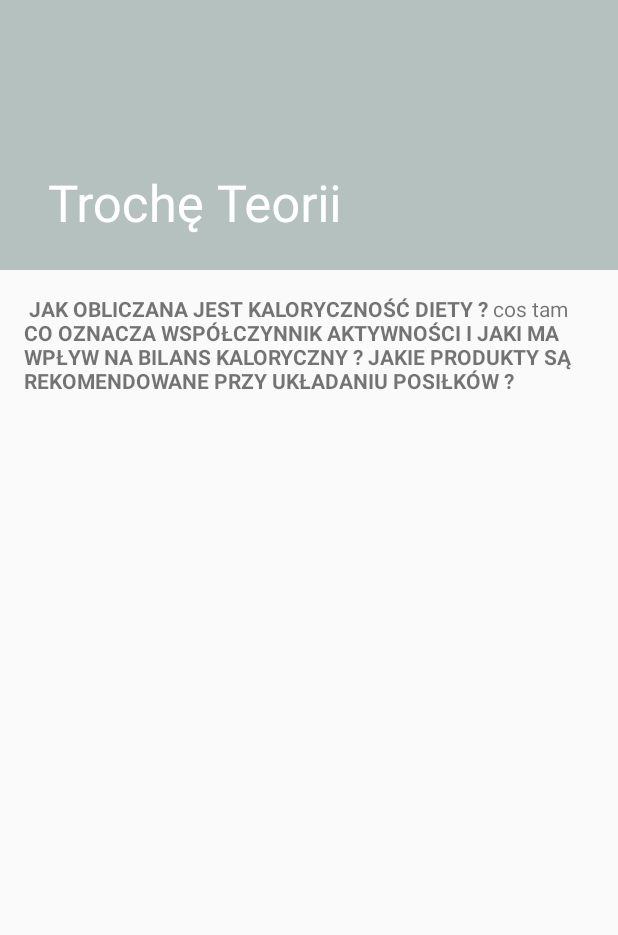
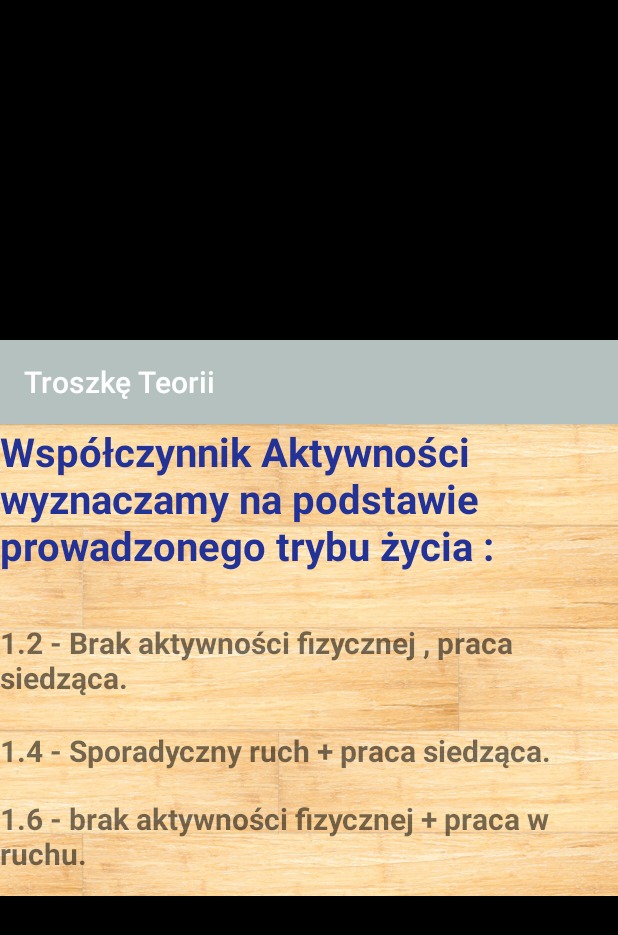
Before and after one commit to Frehon/MyPersonalTrainerApplication, an Android app: the info_controller screen opened directly, with no data from a screen before it, on a phone screen of 412 x 824 dp. Shown: the top 935 px of the screen. Run offline under Robolectric (Android 15) with nearby library versions, the phone set to English and light mode, and no system bars.

Commit message:
added Info Activity

```diff
--- a/app/src/main/java/pl/edu/pwr/a200184student/my_personal_trainer/controller/info_controller.java
+++ b/app/src/main/java/pl/edu/pwr/a200184student/my_personal_trainer/controller/info_controller.java
@@ -1,20 +1,26 @@
 package pl.edu.pwr.a200184student.my_personal_trainer.controller;
 
 import android.os.Bundle;
+import android.support.design.widget.FloatingActionButton;
+import android.support.design.widget.Snackbar;
 import android.support.v7.app.AppCompatActivity;
 import android.support.v7.widget.Toolbar;
+import android.util.DisplayMetrics;
+import android.view.View;
 
 import pl.edu.pwr.a200184student.my_personal_trainer.R;
 
-
 public class info_controller extends AppCompatActivity {
-
 
     @Override
     protected void onCreate(Bundle savedInstanceState) {
         super.onCreate(savedInstanceState);
         setContentView(R.layout.info_view);
-        Toolbar toolbar = (Toolbar) findViewById(R.id.toolbar);
-        setSupportActionBar(toolbar);
+        DisplayMetrics dm = new DisplayMetrics();
+        getWindowManager().getDefaultDisplay().getMetrics(dm);
+        int width = dm.widthPixels;
+        int height = dm.heightPixels;
+        getWindow().setLayout((width) , (int)(height*0.45));
     }
+
 }
--- a/app/src/main/java/pl/edu/pwr/a200184student/my_personal_trainer/controller/main_panel_controller.java
+++ b/app/src/main/java/pl/edu/pwr/a200184student/my_personal_trainer/controller/main_panel_controller.java
@@ -18,8 +18,6 @@ import pl.edu.pwr.a200184student.my_personal_trainer.R;
 public class main_panel_controller extends AppCompatActivity
         implements NavigationView.OnNavigationItemSelectedListener {
 
-
-    String test = "test";
 
     @Override
     protected void onCreate(Bundle savedInstanceState) {
--- a/app/src/main/java/pl/edu/pwr/a200184student/my_personal_trainer/controller/registry_controller.java
+++ b/app/src/main/java/pl/edu/pwr/a200184student/my_personal_trainer/controller/registry_controller.java
@@ -127,7 +127,7 @@ public class registry_controller extends AppCompatActivity implements AdapterVie
     }
     //  shall flow user data after clicking confirm button.
     public void gather_user_data(View view) {
-
+/*
         String user_first_name = first_name_edit_text.getText().toString();
         String user_last_name = last_name_edit_text.getText().toString();
         String user_email_adress = email_edit_text.getText().toString();
@@ -160,10 +160,11 @@ public class registry_controller extends AppCompatActivity implements AdapterVie
                                     Toast.makeText(getApplicationContext(), "Hasła nie są identyczne , bądź nie spełniają wymagań 8 znaków w tym minimum jednej cyfry! ", Toast.LENGTH_LONG).show();
                                 } else {
                                     newUserData.put("PasswordHash" , String.valueOf(user_password.hashCode()));
-
+*/
                                     Intent intent = new Intent(this, registry_detail_controller.class);
                                     intent.putExtra("map", newUserData);
                                     startActivity(intent);
+        /*
                                 }
                             }
                         }
@@ -171,5 +172,6 @@ public class registry_controller extends AppCompatActivity implements AdapterVie
                 }
             }
         }
+        */
     }
 }
--- a/app/src/main/java/pl/edu/pwr/a200184student/my_personal_trainer/controller/registry_detail_controller.java
+++ b/app/src/main/java/pl/edu/pwr/a200184student/my_personal_trainer/controller/registry_detail_controller.java
@@ -5,14 +5,20 @@ import android.graphics.Color;
 import android.graphics.Typeface;
 import android.support.v7.app.AppCompatActivity;
 import android.os.Bundle;
+import android.text.Layout;
 import android.view.Gravity;
+import android.view.LayoutInflater;
+import android.view.MotionEvent;
 import android.view.View;
+import android.view.ViewGroup;
 import android.widget.AdapterView;
 import android.widget.ArrayAdapter;
 import android.widget.Button;
 import android.widget.CheckBox;
 import android.widget.CompoundButton;
+import android.widget.LinearLayout;
 import android.widget.NumberPicker;
+import android.widget.PopupWindow;
 import android.widget.Spinner;
 import android.widget.TextView;
 import android.widget.Toast;
@@ -27,16 +33,18 @@ import pl.edu.pwr.a200184student.my_personal_trainer.R;
 public class registry_detail_controller extends AppCompatActivity implements AdapterView.OnItemSelectedListener {
 
     private HashMap<String,String> newUserData;
-    public NumberPicker weightNumberPicker;
-    public NumberPicker heightNumberPicker;
-    public TextView weightTextView;
-    public TextView heightTextView;
-    public CheckBox balanceGoalCheckBox;
-    public CheckBox massCheckBox;
-    public CheckBox lossCheckBox;
-    public Spinner activityFactorSpinner;
-    public Button finishRegistrationButton;
-    public Button infoButton;
+    private NumberPicker weightNumberPicker;
+    private NumberPicker heightNumberPicker;
+    private TextView weightTextView;
+    private TextView heightTextView;
+    private CheckBox balanceGoalCheckBox;
+    private CheckBox massCheckBox;
+    private CheckBox lossCheckBox;
+    private Spinner activityFactorSpinner;
+    private Button finishRegistrationButton;
+    private Button infoButton;
+
+
 
     @Override
     protected void onCreate(Bundle savedInstanceState) {
@@ -49,6 +57,7 @@ public class registry_detail_controller extends AppCompatActivity implements Ada
         preparePickers();
         prepareGoalCheckBoxes();
         prepareActivityFactorSpinner();
+        preparePopUpInfoView();
     }
 
     private void initializeFields() {
@@ -118,7 +127,6 @@ public class registry_detail_controller extends AppCompatActivity implements Ada
         activityFactorSpinner.setOnItemSelectedListener(this);
         // spinner drop down list
         ArrayList<String> factorValues = new ArrayList<String>();
-        factorValues.add("1.0");
         factorValues.add("1.2");
         factorValues.add("1.4");
         factorValues.add("1.6");
@@ -147,10 +155,15 @@ public class registry_detail_controller extends AppCompatActivity implements Ada
     }
 
 
-    public void moveToInfoActivity(View view){
-        Intent intent = new Intent(this, info_controller.class);
-        startActivity(intent);
+    public void preparePopUpInfoView(){
+        infoButton.setOnClickListener(new View.OnClickListener() {
+            @Override
+            public void onClick(View v) {
+                startActivity(new Intent(registry_detail_controller.this , info_controller.class));
+            }
+        });
     }
+
 
     public void collectDataAndFinishRegistration(View view) {
         newUserData.put("Weight" , String.valueOf(weightNumberPicker.getValue()));
--- a/app/src/main/res/layout/content_info_view.xml
+++ /dev/null
@@ -1,17 +0,0 @@
-<?xml version="1.0" encoding="utf-8"?>
-<android.support.v4.widget.NestedScrollView xmlns:android="http://schemas.android.com/apk/res/android"
-    xmlns:app="http://schemas.android.com/apk/res-auto"
-    xmlns:tools="http://schemas.android.com/tools"
-    android:layout_width="match_parent"
-    android:layout_height="match_parent"
-    app:layout_behavior="@string/appbar_scrolling_view_behavior"
-    tools:context="pl.edu.pwr.a200184student.my_personal_trainer.controller.info_controller"
-    tools:showIn="@layout/info_view">
-
-    <TextView
-        android:layout_width="wrap_content"
-        android:layout_height="wrap_content"
-        android:layout_margin="@dimen/text_margin"
-        android:text="@string/info_text" />
-
-</android.support.v4.widget.NestedScrollView>
--- a/app/src/main/res/layout/info_view.xml
+++ b/app/src/main/res/layout/info_view.xml
@@ -1,38 +1,79 @@
 <?xml version="1.0" encoding="utf-8"?>
-<android.support.design.widget.CoordinatorLayout xmlns:android="http://schemas.android.com/apk/res/android"
-    xmlns:app="http://schemas.android.com/apk/res-auto"
+
+<RelativeLayout xmlns:android="http://schemas.android.com/apk/res/android"
     xmlns:tools="http://schemas.android.com/tools"
+    android:id="@+id/registry_detail_view"
     android:layout_width="match_parent"
     android:layout_height="match_parent"
-    android:fitsSystemWindows="true"
-    tools:context="pl.edu.pwr.a200184student.my_personal_trainer.controller.info_controller">
+    android:background="@drawable/drewno2"
+    tools:context="pl.edu.pwr.a200184student.my_personal_trainer.controller.registry_detail_controller"
+    android:weightSum="1">
 
-    <android.support.design.widget.AppBarLayout
-        android:id="@+id/app_bar"
-        android:layout_width="match_parent"
-        android:layout_height="@dimen/app_bar_height"
-        android:fitsSystemWindows="true"
-        android:theme="@style/AppTheme.AppBarOverlay">
+    <TextView
+        android:text="1.2 - Brak aktywności fizycznej , praca siedząca."
+        android:textStyle="bold"
+        android:textSize="30px"
+        android:layout_width="wrap_content"
+        android:layout_height="wrap_content"
+        android:id="@+id/FirstOptionTextView"
+        android:layout_marginTop="33dp"
+        android:layout_below="@+id/TitleTextView"
+        android:layout_alignParentStart="true" />
 
-        <android.support.design.widget.CollapsingToolbarLayout
-            android:id="@+id/toolbar_layout"
-            android:layout_width="match_parent"
-            android:layout_height="match_parent"
-            android:fitsSystemWindows="true"
-            app:contentScrim="?attr/colorPrimary"
-            app:layout_scrollFlags="scroll|exitUntilCollapsed"
-            app:statusBarScrim="?attr/colorButtonNormal">
+    <TextView
+        android:text="Współczynnik Aktywności wyznaczamy na podstawie prowadzonego trybu życia :"
+        android:textSize="40px"
+        android:textStyle="bold"
+        android:textColor="#233296"
+        android:layout_width="wrap_content"
+        android:layout_height="wrap_content"
+        android:id="@+id/TitleTextView"
+        android:layout_alignParentTop="true"
+        android:layout_alignParentStart="true" />
 
-            <android.support.v7.widget.Toolbar
-                android:id="@+id/toolbar"
-                android:layout_width="match_parent"
-                android:layout_height="?attr/actionBarSize"
-                app:layout_collapseMode="pin"
-                app:popupTheme="@style/AppTheme.PopupOverlay" />
+    <TextView
+        android:text="1.8 - Regularne ćwiczenia + praca siedząca."
+        android:textStyle="bold"
+        android:textSize="30px"
+        android:layout_width="wrap_content"
+        android:layout_height="wrap_content"
+        android:id="@+id/FourthOptionTextView"
+        android:layout_below="@+id/ThirdOptionTextView"
+        android:layout_alignParentStart="true"
+        android:layout_marginTop="21dp" />
 
-        </android.support.design.widget.CollapsingToolbarLayout>
-    </android.support.design.widget.AppBarLayout>
+    <TextView
+        android:text="1.4 - Sporadyczny ruch + praca siedząca."
+        android:textStyle="bold"
+        android:textSize="30px"
+        android:layout_width="wrap_content"
+        android:layout_height="wrap_content"
+        android:id="@+id/SecondOptionTextView"
+        android:layout_below="@+id/FirstOptionTextView"
+        android:layout_alignParentStart="true"
+        android:layout_marginTop="21dp" />
 
-    <include layout="@layout/content_info_view" />
+    <TextView
+        android:text="2.0 - Regularne ćwiczenia + praca w ruchu."
+        android:textStyle="bold"
+        android:textSize="30px"
+        android:layout_width="wrap_content"
+        android:layout_height="wrap_content"
+        android:id="@+id/textView12"
+        android:layout_marginTop="21dp"
+        android:layout_below="@+id/FourthOptionTextView"
+        android:layout_alignParentStart="true" />
 
-</android.support.design.widget.CoordinatorLayout>
+    <TextView
+        android:text="1.6 - brak aktywności fizycznej + praca w ruchu."
+        android:textStyle="bold"
+        android:textSize="30px"
+        android:layout_width="wrap_content"
+        android:layout_height="wrap_content"
+        android:id="@+id/ThirdOptionTextView"
+        tools:ignore="HardcodedText,PxUsage"
+        android:layout_marginTop="18dp"
+        android:layout_below="@+id/SecondOptionTextView"
+        android:layout_alignParentStart="true" />
+
+</RelativeLayout>
--- a/app/src/main/res/layout/registry_detail_view.xml
+++ b/app/src/main/res/layout/registry_detail_view.xml
@@ -140,13 +140,12 @@
         android:layout_above="@+id/infoButton" />
 
     <Button
-        android:text="Czym jest współczynnik aktywności i jak obliczamy kaloryczność diety?"
+        android:text="Czym jest współczynnik aktywności?"
         android:textStyle="bold"
         android:textColorHighlight="@color/colorPrimary"
         android:layout_width="wrap_content"
         android:layout_height="wrap_content"
         android:id="@+id/infoButton"
-        android:onClick="moveToInfoActivity"
         android:layout_above="@+id/finishRegistrationButton"
         android:layout_alignParentStart="true"
         android:layout_alignParentEnd="true" />
--- a/app/src/main/res/values/strings.xml
+++ b/app/src/main/res/values/strings.xml
@@ -11,11 +11,7 @@
     </string-array>
     <string name="title_activity_registry_details_controller">registry_details_controller</string>
     <string name="info_text">
-    <p><b>JAK OBLICZANA JEST KALORYCZNOŚĆ DIETY ?</b></p>
-    cos tam
-    <p><b>CO OZNACZA WSPÓŁCZYNNIK AKTYWNOŚCI I JAKI MA WPŁYW NA BILANS KALORYCZNY ?</b></p>
 
-    <p><b>JAKIE PRODUKTY SĄ REKOMENDOWANE PRZY UKŁADANIU POSIŁKÓW ?</b></p>
     </string>
     <string name="action_settings">Settings</string>
     <string name="title_activity_registry_details">Wymiary i Cele</string>
@@ -34,11 +30,11 @@
     <string name="permission_rationale">"Contacts permissions are needed for providing email
         completions."
     </string>
-    <string name="title_activity_info_controller">"Trochę Teorii "</string>
     <string name="title_item_list">Items</string>
     <string name="title_item_detail">Item Detail</string>
     <string name="title_activity_main_panel_controller">main_panel_controller</string>
 
     <string name="navigation_drawer_open">Open navigation drawer</string>
     <string name="navigation_drawer_close">Close navigation drawer</string>
+    <string name="title_activity_info_controller">Troszkę Teorii</string>
 </resources>
--- a/app/src/main/res/values/styles.xml
+++ b/app/src/main/res/values/styles.xml
@@ -12,9 +12,10 @@
         <item name="windowActionBar">false</item>
         <item name="windowNoTitle">true</item>
     </style>
-
     <style name="AppTheme.AppBarOverlay" parent="ThemeOverlay.AppCompat.Dark.ActionBar" />
-
     <style name="AppTheme.PopupOverlay" parent="ThemeOverlay.AppCompat.Light" />
+    <style name="AppTheme.CustomTheme">
+        <item name="android:windowCloseOnTouchOutside">true</item>
+        </style>
 
 </resources>
```
Also changed, not shown: app/src/main/AndroidManifest.xml (+5 -5 lines), app/src/main/res/drawable/drewno2.jpg, app/src/main/res/drawable/drewno3.jpg (deleted), app/src/main/res/drawable/drewno4.jpg (deleted).
